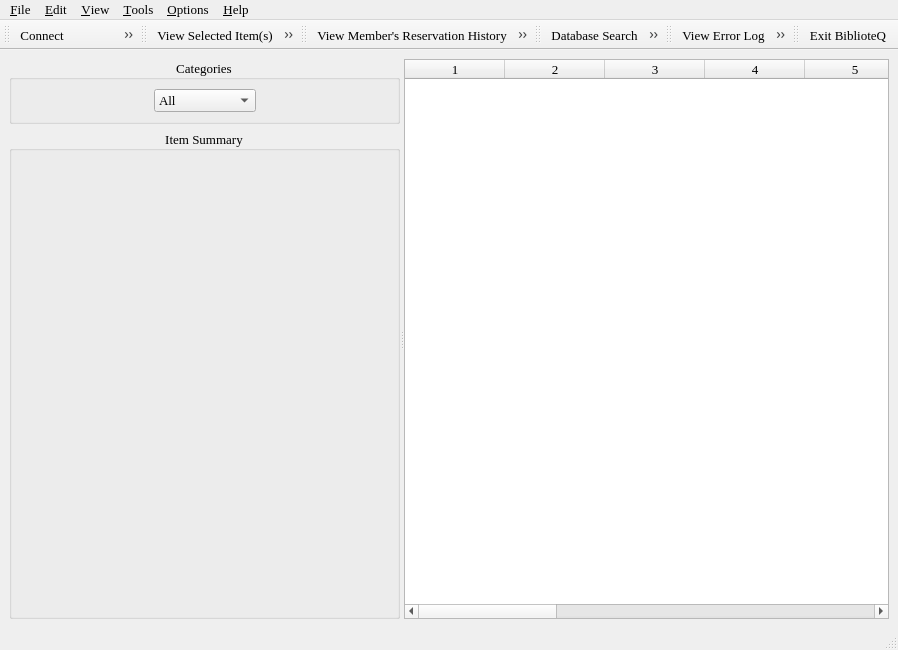
textbrowser/biblioteq, file mainwindow.ui: the form before one commit.
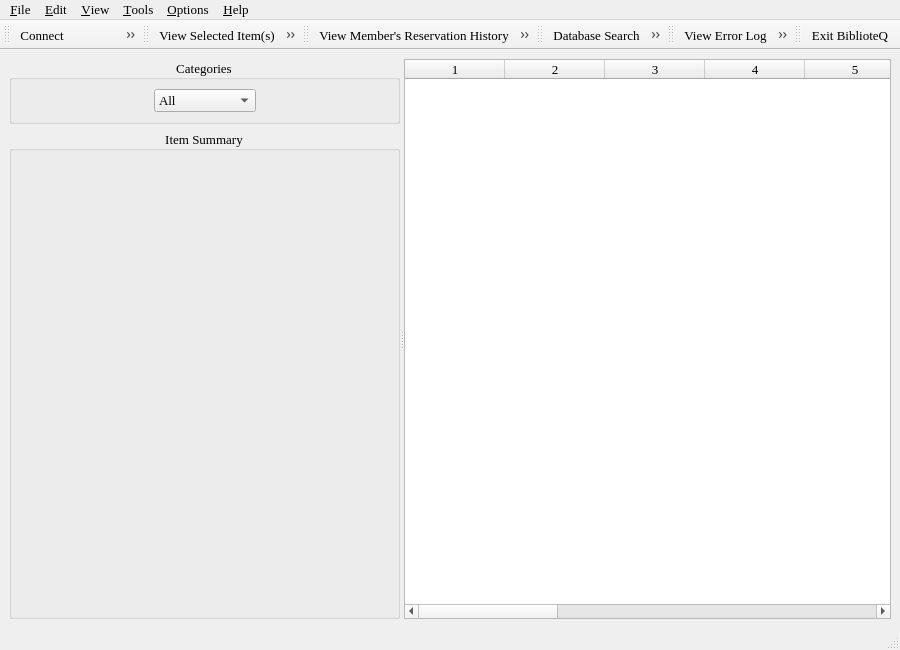
The form after the commit. Icons and pictures are not drawn. Custom widgets are drawn as their Qt base class.

Diff of the .ui file:
```diff
--- a/mainwindow.ui
+++ b/mainwindow.ui
@@ -5,7 +5,7 @@
    <rect>
     <x>0</x>
     <y>0</y>
-    <width>898</width>
+    <width>900</width>
     <height>650</height>
    </rect>
   </property>
@@ -308,7 +308,7 @@
     <rect>
      <x>0</x>
      <y>0</y>
-     <width>898</width>
+     <width>900</width>
      <height>28</height>
     </rect>
    </property>
```
